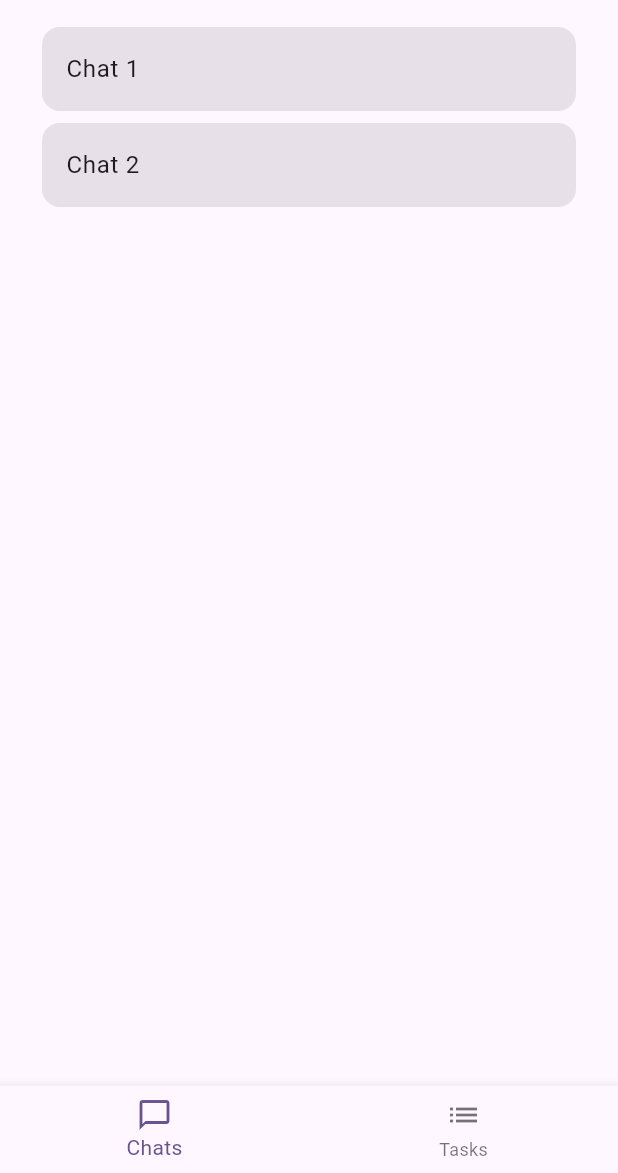
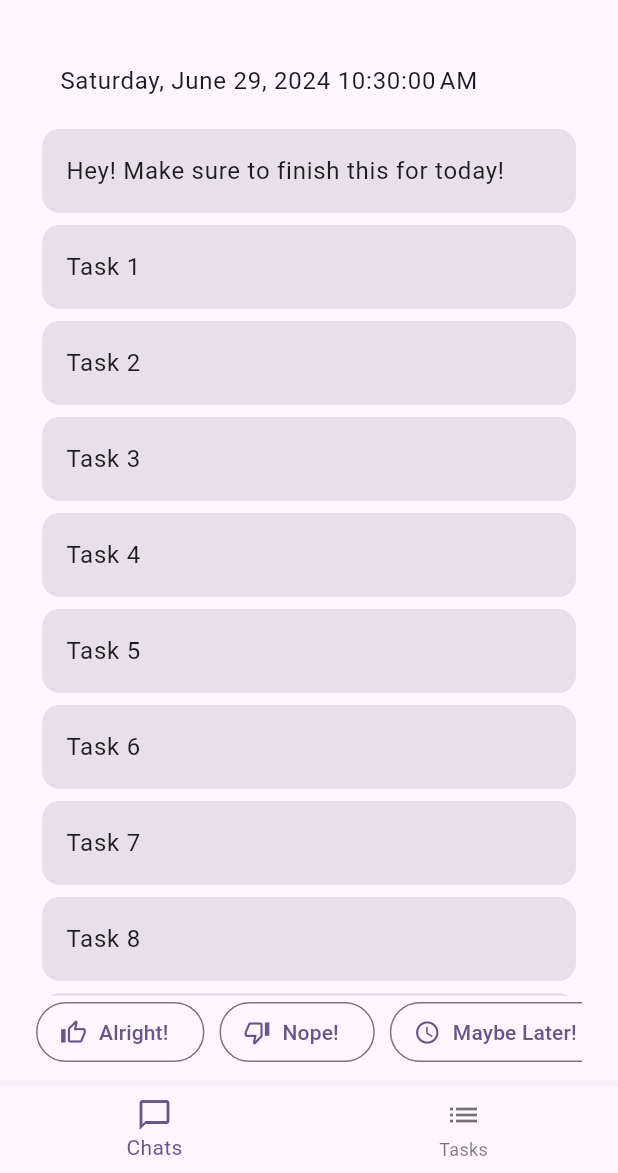
Before and after one commit to MontyCoder0701/priorit, a Flutter app: the screen it shows after launch, on a phone screen of 412 x 824 dp, the part 63-1236 px from its top. Run offline on Flutter 3.47's test engine with Material 3 defaults, Android fonts, the phone set to English and light mode, and no system bars.

Commit message:
fix: 홈 디자인 수정

```diff
--- a/lib/chat.screen.dart
+++ b/lib/chat.screen.dart
@@ -1,4 +1,5 @@
 import 'package:flutter/material.dart';
+import 'package:intl/intl.dart';
 
 class ChatScreen extends StatefulWidget {
   const ChatScreen({super.key});
@@ -10,26 +11,62 @@ class ChatScreen extends StatefulWidget {
 class _ChatScreenState extends State<ChatScreen> {
   @override
   Widget build(BuildContext context) {
-    return const Scaffold(
-      body: SingleChildScrollView(
-        child: Padding(
-          padding: EdgeInsets.symmetric(horizontal: 24.0),
+    return Scaffold(
+      body: Padding(
+        padding: const EdgeInsets.symmetric(horizontal: 24.0, vertical: 12.0),
         child: Column(
           children: [
-              Card.filled(
-                child: ListTile(
-                  title: Text('Chat 1'),
+            Expanded(
+              child: ListView(
+                children: [
+                  ListTile(
+                    title: Text(
+                      DateFormat.yMMMMEEEEd().add_jms().format(DateTime.now()),
                     ),
                   ),
-              Card.filled(
+                  const Card.filled(
                     child: ListTile(
-                  title: Text('Chat 2'),
+                      title: Text('Hey! Make sure to finish this for today!'),
+                    ),
+                  ),
+                  ...List.generate(
+                    10,
+                    (index) => Card.filled(
+                      child: ListTile(title: Text('Task ${index + 1}')),
+                    ),
+                  ),
+                  const SizedBox(height: 10),
+                ],
+              ),
+            ),
+            SingleChildScrollView(
+              scrollDirection: Axis.horizontal,
+              child: Row(
+                mainAxisAlignment: MainAxisAlignment.center,
+                children: [
+                  OutlinedButton.icon(
+                    onPressed: () {},
+                    icon: const Icon(Icons.thumb_up_alt_outlined),
+                    label: const Text('Alright!'),
+                  ),
+                  const SizedBox(width: 10),
+                  OutlinedButton.icon(
+                    onPressed: () {},
+                    icon: const Icon(Icons.thumb_down_alt_outlined),
+                    label: const Text('Nope!'),
+                  ),
+                  const SizedBox(width: 10),
+                  OutlinedButton.icon(
+                    onPressed: () {},
+                    icon: const Icon(Icons.access_time_outlined),
+                    label: const Text('Maybe Later!'),
+                  ),
+                ],
               ),
             ),
           ],
         ),
       ),
-      ),
     );
   }
 }
--- a/pubspec.yaml
+++ b/pubspec.yaml
@@ -10,6 +10,7 @@ dependencies:
   flutter:
     sdk: flutter
   cupertino_icons: ^1.0.6
+  intl: ^0.19.0
 
 dev_dependencies:
   flutter_test:
```
Also changed, not shown: pubspec.lock. Lines whose indentation alone changed are shown as unchanged.
